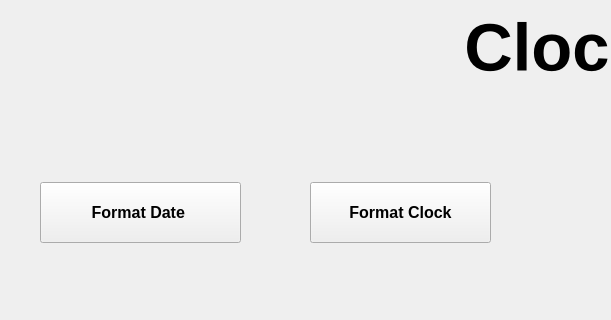
Old version of the form clockwindow.ui in the repository Pennelli02/Timer; both pictures show x 0 to 611 and y 168 to 488 of the 1111 by 488 pixel window.
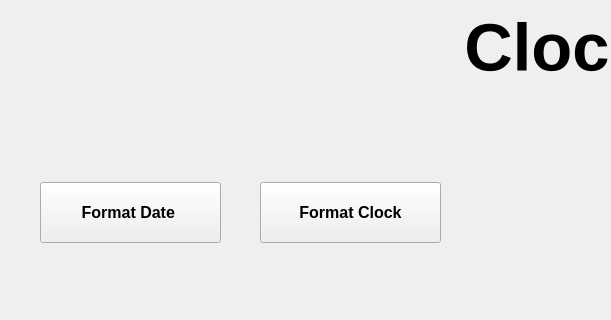
New version of the form.

Commit message: simple change position about buttons

```diff
--- a/clockwindow.ui
+++ b/clockwindow.ui
@@ -62,7 +62,7 @@
     <rect>
      <x>40</x>
      <y>350</y>
-     <width>201</width>
+     <width>181</width>
      <height>61</height>
     </rect>
    </property>
@@ -98,7 +98,7 @@
   <widget class="QPushButton" name="clockFormat">
    <property name="geometry">
     <rect>
-     <x>310</x>
+     <x>260</x>
      <y>350</y>
      <width>181</width>
      <height>61</height>
```
The commit also changes 1 other file.
